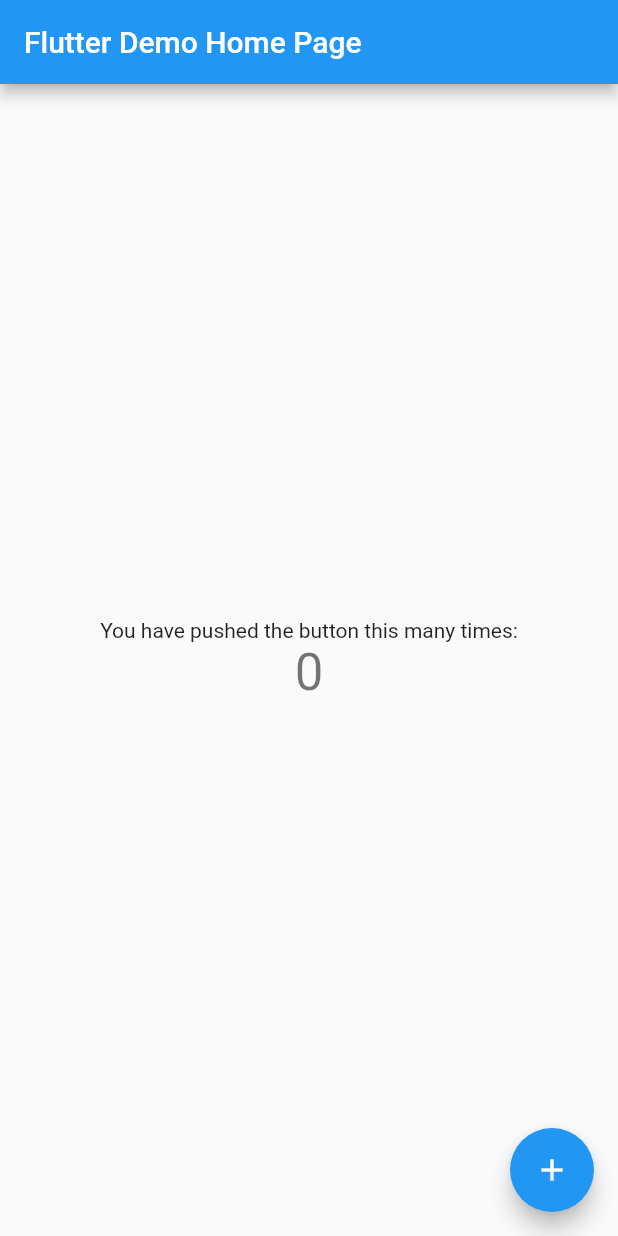
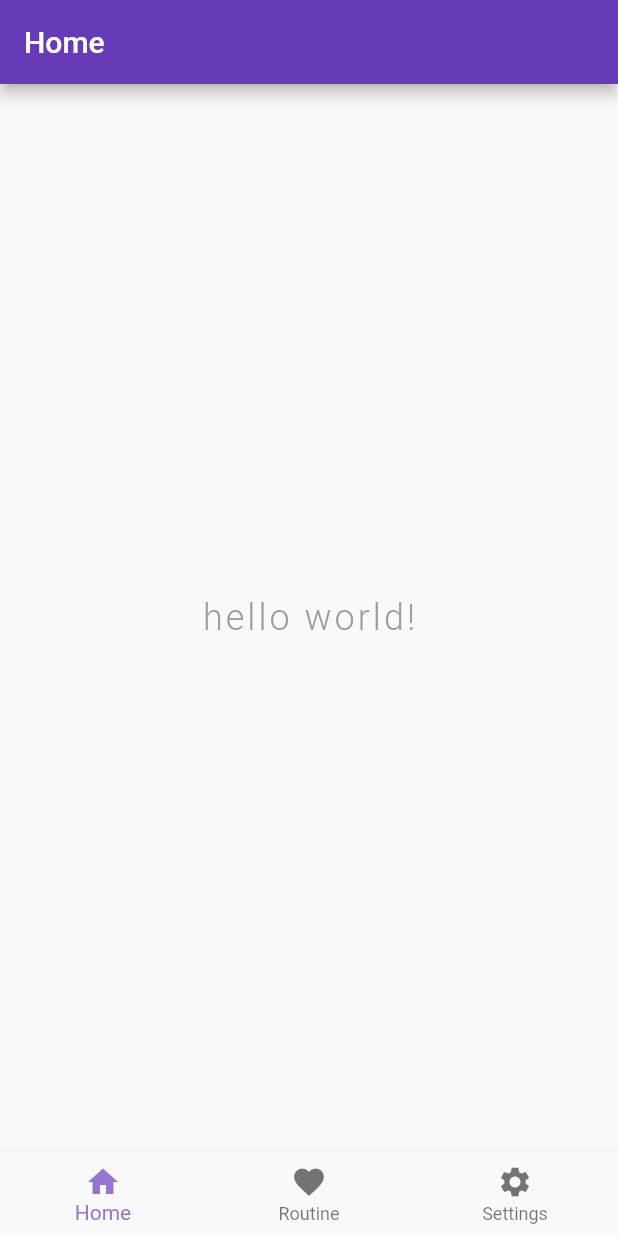
Before and after one commit to Josde/Habitr, a Flutter app: the screen it shows after launch, on a phone screen of 412 x 824 dp. Run offline on Flutter 3.47's test engine with Material 2 defaults, Android fonts, the phone set to English and light mode, and no system bars.

Commit message:
basic file structure

```diff
--- a/lib/main.dart
+++ b/lib/main.dart
@@ -1,5 +1,5 @@
 import 'package:flutter/material.dart';
-
+import 'widgets/bottom_nav_bar.dart';
 void main() {
   runApp(MyApp());
 }
@@ -20,94 +20,12 @@ class MyApp extends StatelessWidget {
           // or simply save your changes to "hot reload" in a Flutter IDE).
           // Notice that the counter didn't reset back to zero; the application
           // is not restarted.
-        primarySwatch: Colors.blue,
+          primarySwatch: Colors.deepPurple,
+          primaryColorBrightness: Brightness.light,
+          accentColor: Colors.deepPurpleAccent,
+          accentColorBrightness: Brightness.light,
         ),
-      home: MyHomePage(title: 'Flutter Demo Home Page'),
+        home: BottomNavBar()
     );
   }
 }
-
-class MyHomePage extends StatefulWidget {
-  MyHomePage({Key? key, required this.title}) : super(key: key);
-
-  // This widget is the home page of your application. It is stateful, meaning
-  // that it has a State object (defined below) that contains fields that affect
-  // how it looks.
-
-  // This class is the configuration for the state. It holds the values (in this
-  // case the title) provided by the parent (in this case the App widget) and
-  // used by the build method of the State. Fields in a Widget subclass are
-  // always marked "final".
-
-  final String title;
-
-  @override
-  _MyHomePageState createState() => _MyHomePageState();
-}
-
-class _MyHomePageState extends State<MyHomePage> {
-  int _counter = 0;
-
-  void _incrementCounter() {
-    setState(() {
-      // This call to setState tells the Flutter framework that something has
-      // changed in this State, which causes it to rerun the build method below
-      // so that the display can reflect the updated values. If we changed
-      // _counter without calling setState(), then the build method would not be
-      // called again, and so nothing would appear to happen.
-      _counter++;
-    });
-  }
-
-  @override
-  Widget build(BuildContext context) {
-    // This method is rerun every time setState is called, for instance as done
-    // by the _incrementCounter method above.
-    //
-    // The Flutter framework has been optimized to make rerunning build methods
-    // fast, so that you can just rebuild anything that needs updating rather
-    // than having to individually change instances of widgets.
-    return Scaffold(
-      appBar: AppBar(
-        // Here we take the value from the MyHomePage object that was created by
-        // the App.build method, and use it to set our appbar title.
-        title: Text(widget.title),
-      ),
-      body: Center(
-        // Center is a layout widget. It takes a single child and positions it
-        // in the middle of the parent.
-        child: Column(
-          // Column is also a layout widget. It takes a list of children and
-          // arranges them vertically. By default, it sizes itself to fit its
-          // children horizontally, and tries to be as tall as its parent.
-          //
-          // Invoke "debug painting" (press "p" in the console, choose the
-          // "Toggle Debug Paint" action from the Flutter Inspector in Android
-          // Studio, or the "Toggle Debug Paint" command in Visual Studio Code)
-          // to see the wireframe for each widget.
-          //
-          // Column has various properties to control how it sizes itself and
-          // how it positions its children. Here we use mainAxisAlignment to
-          // center the children vertically; the main axis here is the vertical
-          // axis because Columns are vertical (the cross axis would be
-          // horizontal).
-          mainAxisAlignment: MainAxisAlignment.center,
-          children: <Widget>[
-            Text(
-              'You have pushed the button this many times:',
-            ),
-            Text(
-              '$_counter',
-              style: Theme.of(context).textTheme.headline4,
-            ),
-          ],
-        ),
-      ),
-      floatingActionButton: FloatingActionButton(
-        onPressed: _incrementCounter,
-        tooltip: 'Increment',
-        child: Icon(Icons.add),
-      ), // This trailing comma makes auto-formatting nicer for build methods.
-    );
-  }
-}
--- /dev/null
+++ b/lib/screens/editroutinescreen.dart
@@ -0,0 +1 @@
+import 'package:flutter/material.dart';
--- /dev/null
+++ b/lib/screens/homescreen.dart
@@ -0,0 +1,31 @@
+import 'package:flutter/material.dart';
+
+class HomeScreen extends StatelessWidget {
+
+  @override
+  Widget build(BuildContext context) {
+    return Scaffold(
+      appBar: AppBar(
+        title: Text(
+          "Home",
+          style: TextStyle(
+            color: Colors.white,
+          ),
+        ),
+        backgroundColor: Colors.deepPurple,
+
+      ),
+      body: Center(
+        child: Text(
+            "hello world!",
+            style: TextStyle(
+              fontSize: 24.0,
+              fontWeight: FontWeight.w300,
+              letterSpacing: 2.0,
+              color: Colors.grey,
+            )
+        ),
+      ),
+    );
+  }
+}
--- /dev/null
+++ b/lib/screens/leaderboardscreen.dart
@@ -0,0 +1 @@
+import 'package:flutter/material.dart';
--- /dev/null
+++ b/lib/widgets/bottom_nav_bar.dart
@@ -0,0 +1,53 @@
+import 'package:flutter/material.dart';
+import '../screens/homescreen.dart';
+import '../screens/routinescreen.dart';
+import '../screens/settingsscreen.dart';
+class BottomNavBar extends StatefulWidget {
+  const BottomNavBar({Key? key}) : super(key: key);
+
+  @override
+  _BottomNavBarState createState() => _BottomNavBarState();
+}
+
+
+class _BottomNavBarState extends State<BottomNavBar> {
+  int _selectedIndex = 0;
+  static List<Widget> _widgetOptions = <Widget>[
+    HomeScreen(),
+    RoutineScreen(),
+    SettingsScreen(),
+  ];
+
+  void _onItemTapped(int index) {
+    setState(() {
+      _selectedIndex = index;
+    });
+  }
+
+  @override
+  Widget build(BuildContext context) {
+    return Scaffold(
+        body: Center(
+          child: _widgetOptions.elementAt(_selectedIndex),
+        ),
+        bottomNavigationBar: BottomNavigationBar(
+          items: const <BottomNavigationBarItem>[
+            BottomNavigationBarItem(
+              icon: Icon(Icons.home),
+              label: 'Home',
+            ),
+            BottomNavigationBarItem(
+              icon: Icon(Icons.favorite),
+              label: 'Routine',
+            ),
+            BottomNavigationBarItem(
+              icon: Icon(Icons.settings),
+              label: 'Settings',
+            )],
+          currentIndex: _selectedIndex,
+          selectedItemColor: Colors.deepPurple[300],
+          onTap: _onItemTapped,
+        )
+    );
+  }
+}
```
Also changed, not shown: lib/screens/routinescreen.dart (added, +31 -0 lines), lib/screens/settingsscreen.dart (added, +31 -0 lines), pubspec.yaml (+6 -4 lines), lib/models/preferences.dart (added), lib/models/routine.dart (added), lib/models/user.dart (added), pubspec.lock. Lines whose indentation alone changed are shown as unchanged.
